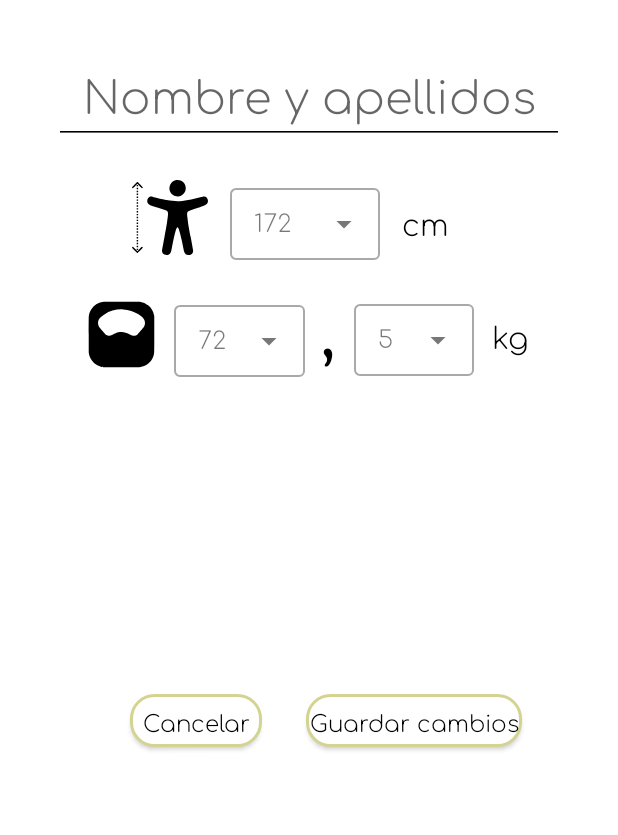
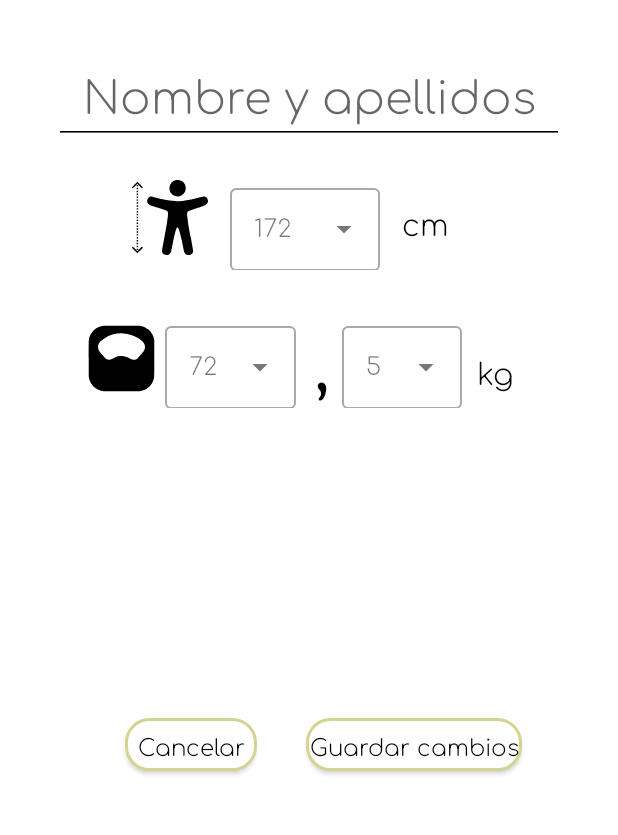
Before and after one commit to RaulMedR/Vitalize-PAMN, an Android app: the UserEditProfile screen opened through its navigation route, on a phone screen of 412 x 824 dp, the part 393-1228 px from its top. Run offline under Robolectric (Android 15) with nearby library versions, the phone set to English and light mode, and no system bars; our stand-ins replace CircleImageView, Dagger/Hilt's generated code, Firebase (no records; nobody signed in at launch, a user with empty details on screens opened directly), data binding, navigation-ui.

Commit message:
SPRINT 2: Reajuste de puesta en común

```diff
--- a/app/src/main/res/layout/fragment_user_edit_profile.xml
+++ b/app/src/main/res/layout/fragment_user_edit_profile.xml
@@ -62,7 +62,7 @@
             style="@style/ButtonStyle"
             android:layout_width="wrap_content"
             android:layout_marginEnd="64dp"
-            android:layout_marginBottom="64dp"
+            android:layout_marginBottom="48dp"
             android:background="@drawable/input"
             android:padding="2dp"
             android:text="@string/guardar_cambios"
@@ -74,12 +74,12 @@
             android:id="@+id/buttonCancel"
             style="@style/ButtonStyle"
             android:layout_width="wrap_content"
-            android:layout_marginBottom="64dp"
+            android:layout_marginBottom="48dp"
             android:background="@drawable/input"
             android:text="Cancelar"
             app:layout_constraintBottom_toBottomOf="parent"
             app:layout_constraintEnd_toStartOf="@+id/buttonSave"
-            app:layout_constraintHorizontal_bias="0.746"
+            app:layout_constraintHorizontal_bias="0.721"
             app:layout_constraintStart_toStartOf="parent"
             tools:ignore="TouchTargetSizeCheck" />
 
@@ -116,7 +116,7 @@
             android:id="@+id/dropdown_menu_estaturas"
             style="@style/Widget.MaterialComponents.TextInputLayout.OutlinedBox.ExposedDropdownMenu"
             android:layout_width="100dp"
-            android:layout_height="wrap_content"
+            android:layout_height="60dp"
             android:layout_marginStart="10dp"
             android:layout_marginTop="24dp"
             app:layout_constraintStart_toEndOf="@+id/icono_altura_edit"
@@ -126,7 +126,7 @@
                 android:id="@+id/autoCompleteTextViewEstaturas"
                 style="@style/TextStyleText"
                 android:layout_width="match_parent"
-                android:layout_height="48dp"
+                android:layout_height="55dp"
                 android:dropDownHeight="180dp"
                 android:hint="172"
                 android:inputType="none" />
@@ -151,7 +151,7 @@
             android:layout_width="wrap_content"
             android:layout_height="wrap_content"
             android:layout_marginStart="56dp"
-            android:layout_marginTop="28dp"
+            android:layout_marginTop="44dp"
             android:contentDescription="@string/peso_del_usuario"
             app:layout_constraintStart_toStartOf="parent"
             app:layout_constraintTop_toBottomOf="@+id/icono_altura_edit"
@@ -161,9 +161,9 @@
             android:id="@+id/dropdown_menu_pesos"
             style="@style/Widget.MaterialComponents.TextInputLayout.OutlinedBox.ExposedDropdownMenu"
             android:layout_width="87dp"
-            android:layout_height="wrap_content"
-            android:layout_marginStart="10dp"
-            android:layout_marginTop="78dp"
+            android:layout_height="60dp"
+            android:layout_marginStart="4dp"
+            android:layout_marginTop="92dp"
             app:layout_constraintStart_toEndOf="@+id/icono_peso_edit"
             app:layout_constraintTop_toTopOf="@+id/dropdown_menu_estaturas">
 
@@ -171,9 +171,9 @@
                 android:id="@+id/autoCompleteTextViewPesos"
                 style="@style/TextStyleText"
                 android:layout_width="match_parent"
-                android:layout_height="48dp"
+                android:layout_height="55dp"
+                android:dropDownHeight="120dp"
                 android:hint="72"
-                android:dropDownHeight="120dp"
                 android:inputType="none" />
 
         </com.google.android.material.textfield.TextInputLayout>
@@ -183,7 +183,8 @@
             style="@style/TextStyleText"
             android:layout_width="wrap_content"
             android:layout_height="wrap_content"
-            android:layout_marginStart="10dp"
+            android:layout_marginStart="12dp"
+            android:layout_marginTop="16dp"
             android:text=","
             android:textSize="50sp"
             app:layout_constraintStart_toEndOf="@+id/dropdown_menu_pesos"
@@ -192,10 +193,10 @@
         <com.google.android.material.textfield.TextInputLayout
             android:id="@+id/dropdown_menu_decimales_pesos"
             style="@style/Widget.MaterialComponents.TextInputLayout.OutlinedBox.ExposedDropdownMenu"
-            android:layout_width="wrap_content"
-            android:layout_height="wrap_content"
-            android:layout_marginStart="12dp"
-            android:layout_marginTop="24dp"
+            android:layout_width="80dp"
+            android:layout_height="60dp"
+            android:layout_marginStart="8dp"
+            android:layout_marginTop="32dp"
             app:layout_constraintStart_toEndOf="@+id/coma"
             app:layout_constraintTop_toBottomOf="@+id/dropdown_menu_estaturas">
 
@@ -203,9 +204,9 @@
                 android:id="@+id/autoCompleteTextViewPesosDecimales"
                 style="@style/TextStyleText"
                 android:layout_width="80dp"
-                android:layout_height="48dp"
+                android:layout_height="55dp"
+                android:dropDownHeight="120dp"
                 android:hint="5"
-                android:dropDownHeight="120dp"
                 android:inputType="none" />
         </com.google.android.material.textfield.TextInputLayout>
 
@@ -215,11 +216,11 @@
             android:layout_width="wrap_content"
             android:layout_height="wrap_content"
             android:layout_marginStart="10dp"
-            android:layout_marginTop="44dp"
+            android:layout_marginTop="68dp"
             android:text="kg"
             android:textSize="20sp"
             app:layout_constraintEnd_toEndOf="parent"
-            app:layout_constraintHorizontal_bias="0.027"
+            app:layout_constraintHorizontal_bias="0.0"
             app:layout_constraintStart_toEndOf="@+id/dropdown_menu_decimales_pesos"
             app:layout_constraintTop_toBottomOf="@+id/cm" />
 
--- a/app/src/main/res/navigation/nav_graph.xml
+++ b/app/src/main/res/navigation/nav_graph.xml
@@ -3,7 +3,7 @@
     xmlns:app="http://schemas.android.com/apk/res-auto"
     xmlns:tools="http://schemas.android.com/tools"
     android:id="@+id/nav_graph"
-    app:startDestination="@id/registerWeight">
+    app:startDestination="@id/homeNoSession">
 
     <fragment
         android:id="@+id/logIn"
--- a/app/src/main/res/values/themes.xml
+++ b/app/src/main/res/values/themes.xml
@@ -13,6 +13,8 @@
         <item name="android:statusBarColor">?attr/colorPrimaryVariant</item>
         <!-- Customize your theme here. -->
         <item name="boxStrokeColor">@color/yellow_button</item>
+        <item name="colorSecondaryContainer">@color/green_app</item>
+        <item name="itemIconSize">16dp</item>
 
     </style>
 </resources>
```
Also changed, not shown: app/src/main/res/xml/root_preferences.xml (deleted, +0 -35 lines).
